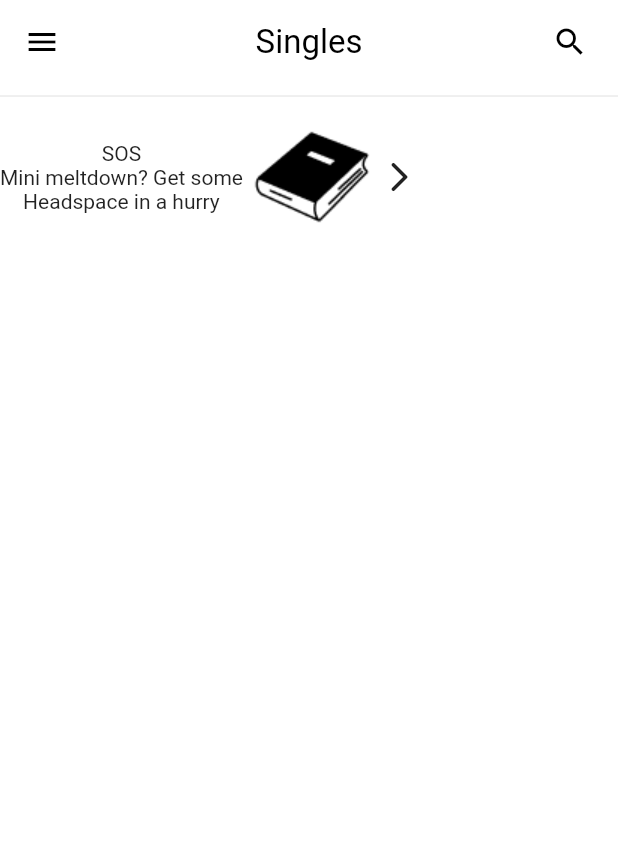
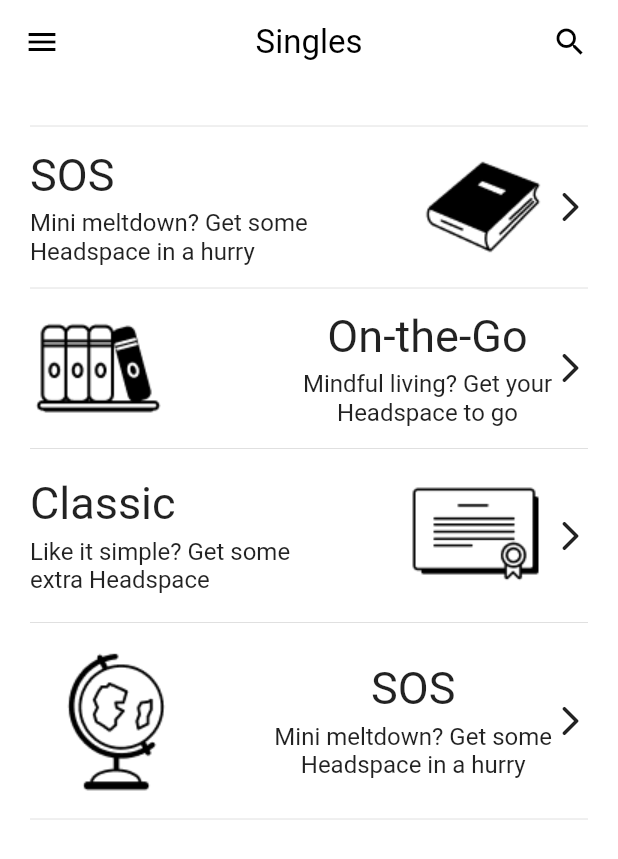
Before and after one commit to MorgueMorg/Neobis-UI-Apps, a Flutter app: the SinglesApp screen opened by its route, on a phone screen of 412 x 824 dp. Shown: the top 859 px of the screen. Run offline on Flutter 3.47's test engine with Material 2 defaults, Android fonts, the light colour scheme and no system bars.

Commit message:
Finished 80% of body in singles :boom:

```diff
--- a/lib/apps/singles_app.dart
+++ b/lib/apps/singles_app.dart
@@ -30,24 +30,137 @@
               color: Colors.black, fontSize: 22, fontWeight: FontWeight.w400),
         ),
       ),
-      body: Column(
+      body: Padding(
+        padding: const EdgeInsets.all(20.0),
+        child: Column(
           children: [
             Divider(),
             Row(
+              mainAxisAlignment: MainAxisAlignment.spaceBetween,
               children: [
                 Column(
+                  crossAxisAlignment: CrossAxisAlignment.start,
                   children: [
-                  Text("SOS"),
-                  Text("Mini meltdown? Get some"),
-                  Text("Headspace in a hurry"),
+                    Text(
+                      "SOS",
+                      style:
+                          TextStyle(fontSize: 30, fontWeight: FontWeight.w400),
+                    ),
+                    SizedBox(
+                      height: 5,
+                    ),
+                    Text("Mini meltdown? Get some",
+                        style: TextStyle(
+                            fontSize: 16, fontWeight: FontWeight.w400)),
+                    Text("Headspace in a hurry",
+                        style: TextStyle(
+                            fontSize: 16, fontWeight: FontWeight.w400)),
                   ],
                 ),
+                Row(
+                  children: [
                     Image(image: AssetImage('assets/singlesImages/Book.png')),
                     Icon(Icons.arrow_forward_ios_rounded)
                   ],
                 )
               ],
             ),
+            Divider(),
+            Row(
+              mainAxisAlignment: MainAxisAlignment.spaceBetween,
+              children: [
+                Image(image: AssetImage('assets/singlesImages/Bookshelf.png')),
+                Row(
+                  children: [
+                    Column(
+                      children: [
+                        Text(
+                          "On-the-Go",
+                          style: TextStyle(
+                              fontSize: 30, fontWeight: FontWeight.w400),
+                        ),
+                        SizedBox(
+                          height: 5,
+                        ),
+                        Text("Mindful living? Get your",
+                            style: TextStyle(
+                                fontSize: 16, fontWeight: FontWeight.w400)),
+                        Text("Headspace to go",
+                            style: TextStyle(
+                                fontSize: 16, fontWeight: FontWeight.w400)),
+                      ],
+                    ),
+                    Icon(Icons.arrow_forward_ios_rounded)
+                  ],
+                )
+              ],
+            ),
+            Divider(),
+            Row(
+              mainAxisAlignment: MainAxisAlignment.spaceBetween,
+              children: [
+                Column(
+                  crossAxisAlignment: CrossAxisAlignment.start,
+                  children: [
+                    Text(
+                      "Classic",
+                      style:
+                          TextStyle(fontSize: 30, fontWeight: FontWeight.w400),
+                    ),
+                    SizedBox(
+                      height: 5,
+                    ),
+                    Text("Like it simple? Get some",
+                        style: TextStyle(
+                            fontSize: 16, fontWeight: FontWeight.w400)),
+                    Text("extra Headspace",
+                        style: TextStyle(
+                            fontSize: 16, fontWeight: FontWeight.w400)),
+                  ],
+                ),
+                Row(
+                  children: [
+                    Image(
+                        image: AssetImage('assets/singlesImages/Diploma.png')),
+                    Icon(Icons.arrow_forward_ios_rounded)
+                  ],
+                )
+              ],
+            ),
+            Divider(),
+            Row(
+              mainAxisAlignment: MainAxisAlignment.spaceBetween,
+              children: [
+                Image(image: AssetImage('assets/singlesImages/Globus.png')),
+                Row(
+                  children: [
+                    Column(
+                      children: [
+                        Text(
+                          "SOS",
+                          style: TextStyle(
+                              fontSize: 30, fontWeight: FontWeight.w400),
+                        ),
+                        SizedBox(
+                          height: 5,
+                        ),
+                        Text("Mini meltdown? Get some",
+                            style: TextStyle(
+                                fontSize: 16, fontWeight: FontWeight.w400)),
+                        Text("Headspace in a hurry",
+                            style: TextStyle(
+                                fontSize: 16, fontWeight: FontWeight.w400)),
+                      ],
+                    ),
+                    Icon(Icons.arrow_forward_ios_rounded)
+                  ],
+                )
+              ],
+            ),
+            Divider(),
+          ],
+        ),
+      ),
     );
   }
 }
```
Lines whose indentation alone changed are shown as unchanged.
